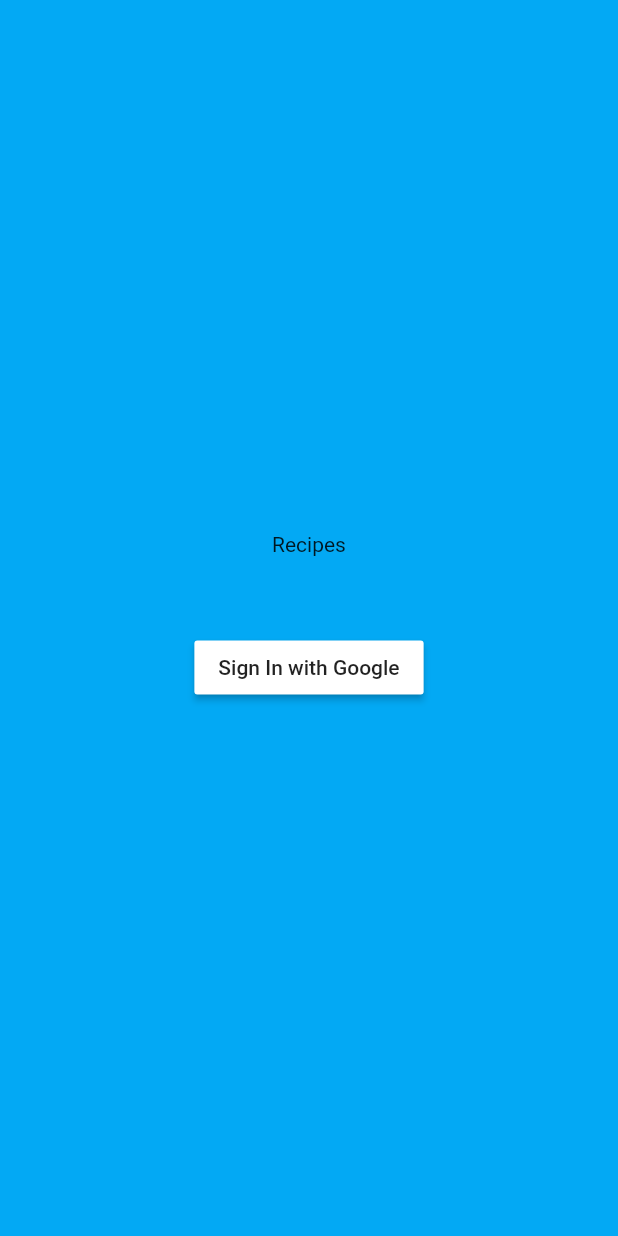
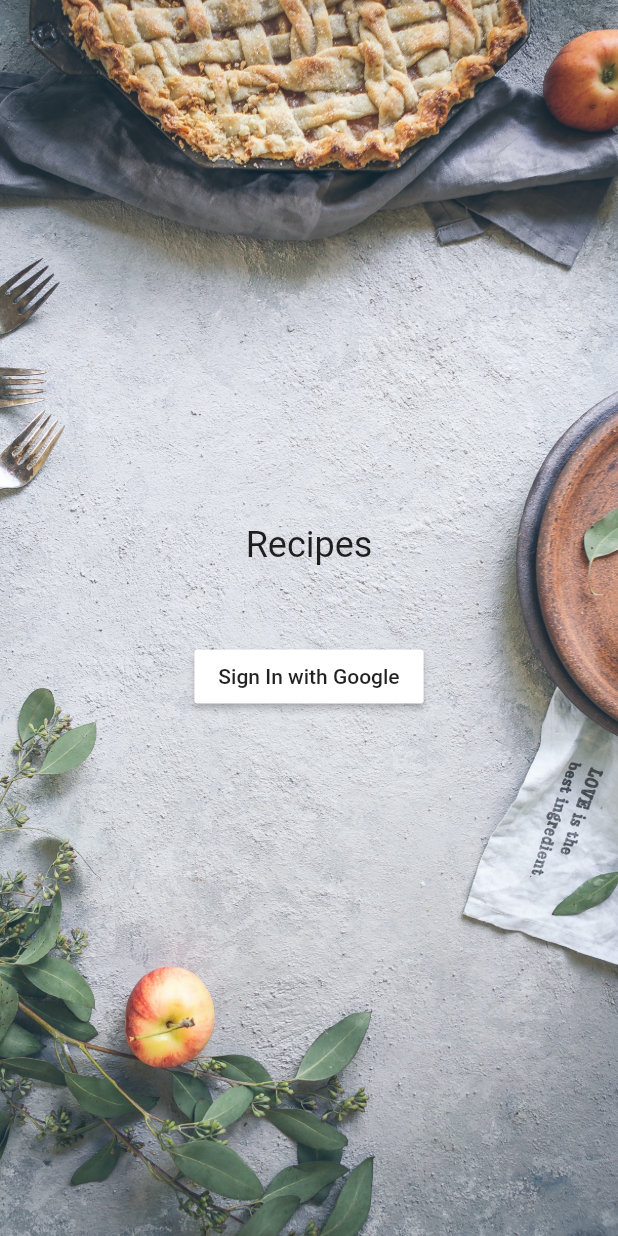
Before and after one commit to Luckey-Elijah/Simple-Recipes-Flutter, a Flutter app: the screen it shows after launch, on a phone screen of 412 x 824 dp. Run offline on Flutter 3.47's test engine with Material 2 defaults, Android fonts, the phone set to English and light mode, and no system bars; missing offline and left inert: dart:html.

Commit message:
create style changes on ThemeDate

```diff
--- a/lib/screens/login.dart
+++ b/lib/screens/login.dart
@@ -1,3 +1,5 @@
+import 'dart:html';
+
 import 'package:flutter/material.dart';
 
 class LoginScreen extends StatelessWidget {
@@ -5,16 +7,28 @@ class LoginScreen extends StatelessWidget {
 
   @override
   Widget build(BuildContext context) {
+    BoxDecoration _buildBackground() {
+      return BoxDecoration(
+        image: DecorationImage(
+          fit: BoxFit.fitHeight,
+          image: AssetImage('images/brooke-lark-wMzx2nBdeng-unsplash.jpg'),
+        ),
+      );
+    }
+
     Text _buildText() {
       return Text(
         'Recipes',
+        style: Theme.of(context).textTheme.headline,
         textAlign: TextAlign.center,
       );
     }
 
     return Scaffold(
       backgroundColor: Colors.lightBlue,
-      body: Center(
+      body: Container(
+        decoration: _buildBackground(),
+        child: Center(
           child: Column(
             mainAxisAlignment: MainAxisAlignment.center,
             children: <Widget>[
@@ -28,6 +42,7 @@ class LoginScreen extends StatelessWidget {
             ],
           ),
         ),
+      ),
     );
   }
 }
```
Also changed, not shown: lib/theme.dart (added, +22 -0 lines), 3 other files. Lines whose indentation alone changed are shown as unchanged.
